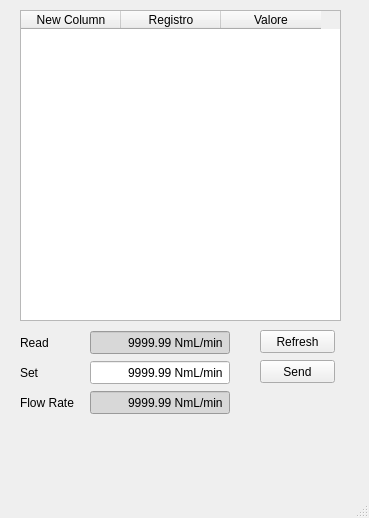
AntonioRIcca/Siargo, file mainUi.ui: the form before one commit.
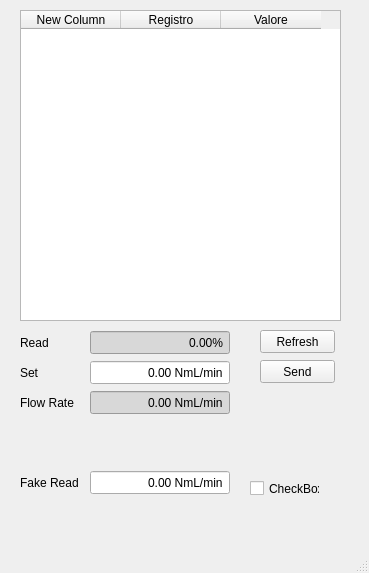
The form after the commit.

What changed in the file:
```diff
--- a/mainUi.ui
+++ b/mainUi.ui
@@ -7,7 +7,7 @@
     <x>0</x>
     <y>0</y>
     <width>369</width>
-    <height>518</height>
+    <height>573</height>
    </rect>
   </property>
   <property name="windowTitle">
@@ -71,13 +71,13 @@
      <string> NmL/min</string>
     </property>
     <property name="maximum">
-     <double>9999.989999999999782</double>
+     <double>1000.000000000000000</double>
     </property>
     <property name="singleStep">
      <double>50.000000000000000</double>
     </property>
     <property name="value">
-     <double>9999.989999999999782</double>
+     <double>0.000000000000000</double>
     </property>
    </widget>
    <widget class="QLabel" name="flowSetLbl">
@@ -128,7 +128,7 @@
      <enum>QAbstractSpinBox::NoButtons</enum>
     </property>
     <property name="suffix">
-     <string> NmL/min</string>
+     <string>%</string>
     </property>
     <property name="maximum">
      <double>9999.989999999999782</double>
@@ -137,7 +137,7 @@
      <double>50.000000000000000</double>
     </property>
     <property name="value">
-     <double>9999.989999999999782</double>
+     <double>0.000000000000000</double>
     </property>
    </widget>
    <widget class="QLabel" name="flowReadLbl">
@@ -184,7 +184,7 @@
      <double>50.000000000000000</double>
     </property>
     <property name="value">
-     <double>9999.989999999999782</double>
+     <double>0.000000000000000</double>
     </property>
    </widget>
    <widget class="QLabel" name="flowRateLbl">
@@ -200,6 +200,60 @@
      <string>Flow Rate</string>
     </property>
    </widget>
+   <widget class="QLabel" name="fake_flowReadLbl">
+    <property name="geometry">
+     <rect>
+      <x>20</x>
+      <y>470</y>
+      <width>70</width>
+      <height>25</height>
+     </rect>
+    </property>
+    <property name="text">
+     <string>Fake Read</string>
+    </property>
+   </widget>
+   <widget class="QDoubleSpinBox" name="fake_flowReadDsb">
+    <property name="geometry">
+     <rect>
+      <x>90</x>
+      <y>470</y>
+      <width>140</width>
+      <height>25</height>
+     </rect>
+    </property>
+    <property name="alignment">
+     <set>Qt::AlignRight|Qt::AlignTrailing|Qt::AlignVCenter</set>
+    </property>
+    <property name="buttonSymbols">
+     <enum>QAbstractSpinBox::NoButtons</enum>
+    </property>
+    <property name="suffix">
+     <string> NmL/min</string>
+    </property>
+    <property name="maximum">
+     <double>1000.000000000000000</double>
+    </property>
+    <property name="singleStep">
+     <double>50.000000000000000</double>
+    </property>
+    <property name="value">
+     <double>0.000000000000000</double>
+    </property>
+   </widget>
+   <widget class="QCheckBox" name="fakeCkb">
+    <property name="geometry">
+     <rect>
+      <x>250</x>
+      <y>480</y>
+      <width>70</width>
+      <height>17</height>
+     </rect>
+    </property>
+    <property name="text">
+     <string>CheckBox</string>
+    </property>
+   </widget>
   </widget>
   <widget class="QMenuBar" name="menubar">
    <property name="geometry">
```
